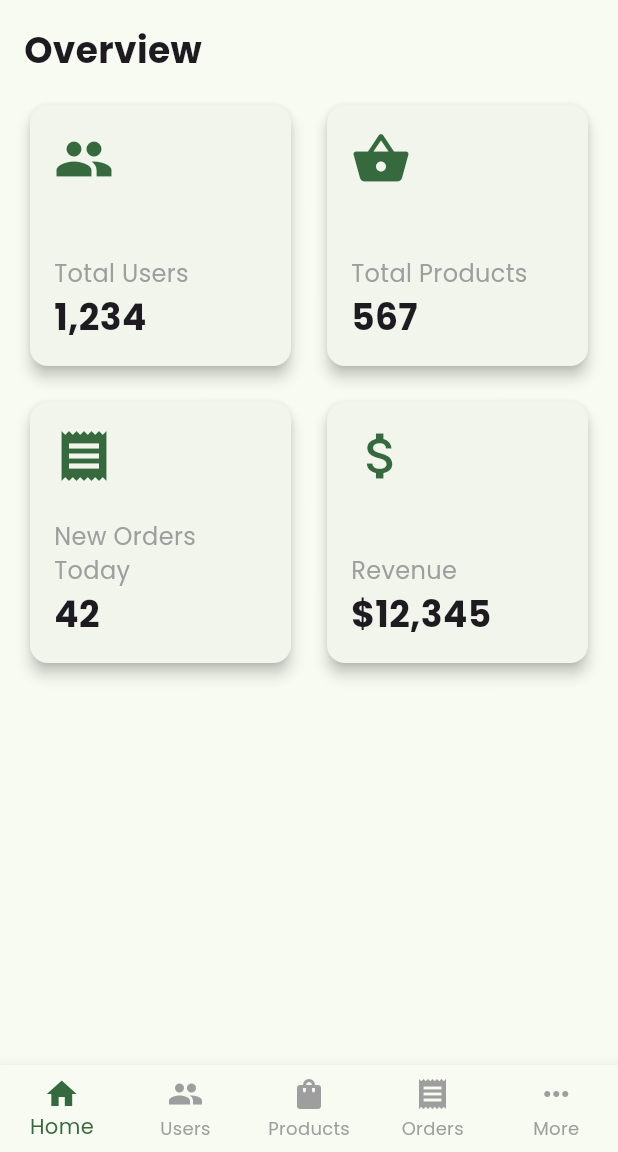
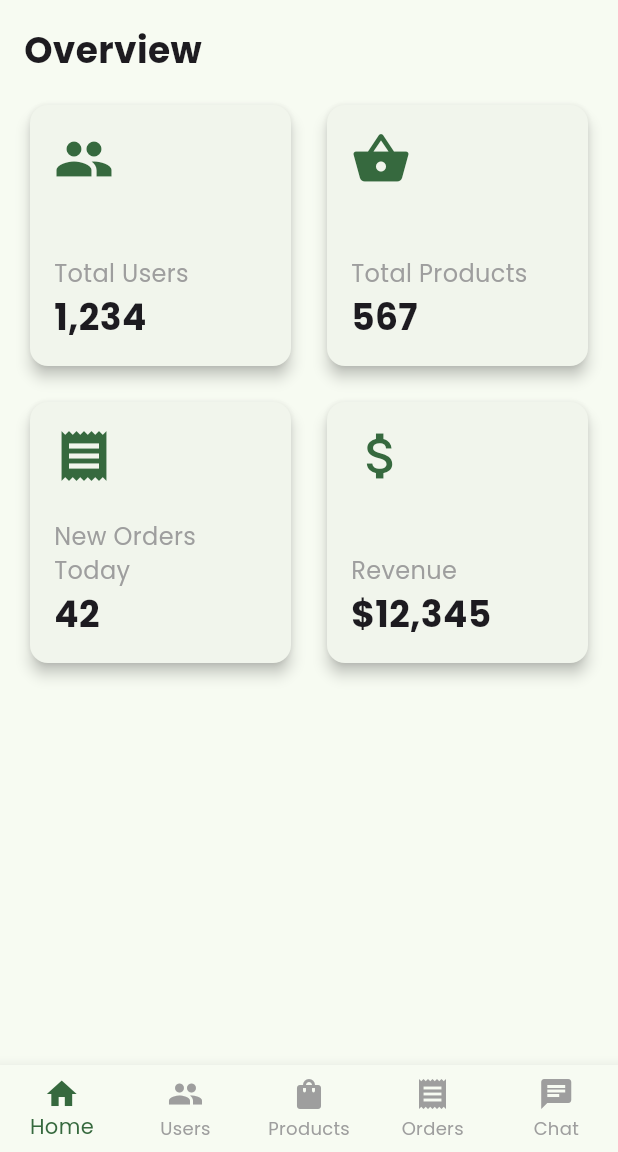
Before and after one commit to Arifmehdi/phenexso_flutter_hubli, a Flutter app: the AdminPanelScreen screen opened by its route, on a phone screen of 412 x 824 dp, the part 84-1236 px from its top. Run offline on Flutter 3.47's test engine with Material 3 defaults, Android fonts, the phone set to English and light mode, and no system bars; our stand-ins replace cached_network_image, flutter_html, google_fonts, share_plus, shared_preferences; accounts and stored records are empty; network calls fail.

Commit message:
chat icon set in panel

```diff
--- a/lib/screens/admin_panel_screen.dart
+++ b/lib/screens/admin_panel_screen.dart
@@ -3,6 +3,7 @@ import 'package:provider/provider.dart';
 import 'package:hubli/providers/auth_provider.dart';
 import 'package:http/http.dart' as http; // Import for http requests
 import 'package:hubli/utils/api_constants.dart'; // Import API constants
+import 'package:hubli/screens/chat_screen.dart'; // Import ChatScreen
 import 'dart:convert'; // Import for json.decode
 
 class AdminPanelScreen extends StatefulWidget {
@@ -21,7 +22,8 @@ class _AdminPanelScreenState extends State<AdminPanelScreen> {
     const ProductManagementScreen(),
     const OrderManagementScreen(),
     const CategoryManagementScreen(),
-    const MoreAdminOptionsScreen(), // For other drawer items or settings
+    const ChatScreen(), // New Chat Screen
+    const MoreAdminOptionsScreen(), // Moved to index 6
   ];
 
   void _onItemTapped(int index) {
@@ -183,8 +185,8 @@ class _AdminPanelScreenState extends State<AdminPanelScreen> {
             label: 'Orders',
           ),
           BottomNavigationBarItem(
-            icon: Icon(Icons.more_horiz),
-            label: 'More',
+            icon: Icon(Icons.chat), // New Chat item
+            label: 'Chat',
           ),
         ],
         currentIndex: _selectedIndex,
--- /dev/null
+++ b/lib/screens/chat_screen.dart
@@ -0,0 +1,13 @@
+// lib/screens/chat_screen.dart
+import 'package:flutter/material.dart';
+
+class ChatScreen extends StatelessWidget {
+  const ChatScreen({super.key});
+
+  @override
+  Widget build(BuildContext context) {
+    return const Center(
+      child: Text('Chat Screen', style: TextStyle(fontSize: 24)),
+    );
+  }
+}
--- a/lib/screens/rider_panel_screen.dart
+++ b/lib/screens/rider_panel_screen.dart
@@ -3,6 +3,7 @@ import 'package:http/http.dart' as http; // Import for http requests
 import 'package:provider/provider.dart'; // Import for AuthProvider
 import 'package:hubli/providers/auth_provider.dart'; // Import AuthProvider
 import 'package:hubli/utils/api_constants.dart'; // Import API constants
+import 'package:hubli/screens/chat_screen.dart'; // Import ChatScreen
 import 'dart:convert'; // Import for json.decode
 
 class RiderPanelScreen extends StatefulWidget {
@@ -20,6 +21,7 @@ class _RiderPanelScreenState extends State<RiderPanelScreen> {
     const ActiveOrdersScreen(),
     const HistoryScreen(),
     const MoreScreen(), // For drawer items or other secondary options (can be adjusted later)
+    const ChatScreen(), // New Chat Screen
   ];
 
   void _onItemTapped(int index) {
@@ -179,8 +181,8 @@ class _RiderPanelScreenState extends State<RiderPanelScreen> {
             label: 'History',
           ),
           BottomNavigationBarItem(
-            icon: Icon(Icons.more_horiz), // Icon for "More" or drawer items
-            label: 'More',
+            icon: Icon(Icons.chat), // New Chat item
+            label: 'Chat',
           ),
         ],
         currentIndex: _selectedIndex,
--- a/lib/screens/seller_panel_screen.dart
+++ b/lib/screens/seller_panel_screen.dart
@@ -3,6 +3,7 @@ import 'package:http/http.dart' as http; // Import for http requests
 import 'package:provider/provider.dart'; // Import for AuthProvider
 import 'package:hubli/providers/auth_provider.dart'; // Import AuthProvider
 import 'package:hubli/utils/api_constants.dart'; // Import API constants
+import 'package:hubli/screens/chat_screen.dart'; // Import ChatScreen
 import 'dart:convert'; // Import for json.decode
 
 class SellerPanelScreen extends StatefulWidget {
@@ -21,6 +22,7 @@ class _SellerPanelScreenState extends State<SellerPanelScreen> {
     const SellerProductListScreen(),
     const OrderManagementScreen(),
     const MoreSellerOptionsScreen(), // For drawer items or other secondary options
+    const ChatScreen(), // New Chat Screen
   ];
 
   void _onItemTapped(int index) {
@@ -174,8 +176,8 @@ class _SellerPanelScreenState extends State<SellerPanelScreen> {
             label: 'Orders',
           ),
           BottomNavigationBarItem(
-            icon: Icon(Icons.more_horiz), // Icon for "More" or drawer items
-            label: 'More',
+            icon: Icon(Icons.chat), // New Chat item
+            label: 'Chat',
           ),
         ],
         currentIndex: _selectedIndex,
--- a/lib/utils/api_constants.dart
+++ b/lib/utils/api_constants.dart
@@ -3,4 +3,5 @@ class ApiConstants {
   static const String loginEndpoint = '$baseUrl/login';
   static const String registerEndpoint = '$baseUrl/register';
   static const String logoutEndpoint = '$baseUrl/logout'; // New logout endpoint
+  static const String chatBaseUrl = '$baseUrl/chat'; // New chat base URL
 }
```
